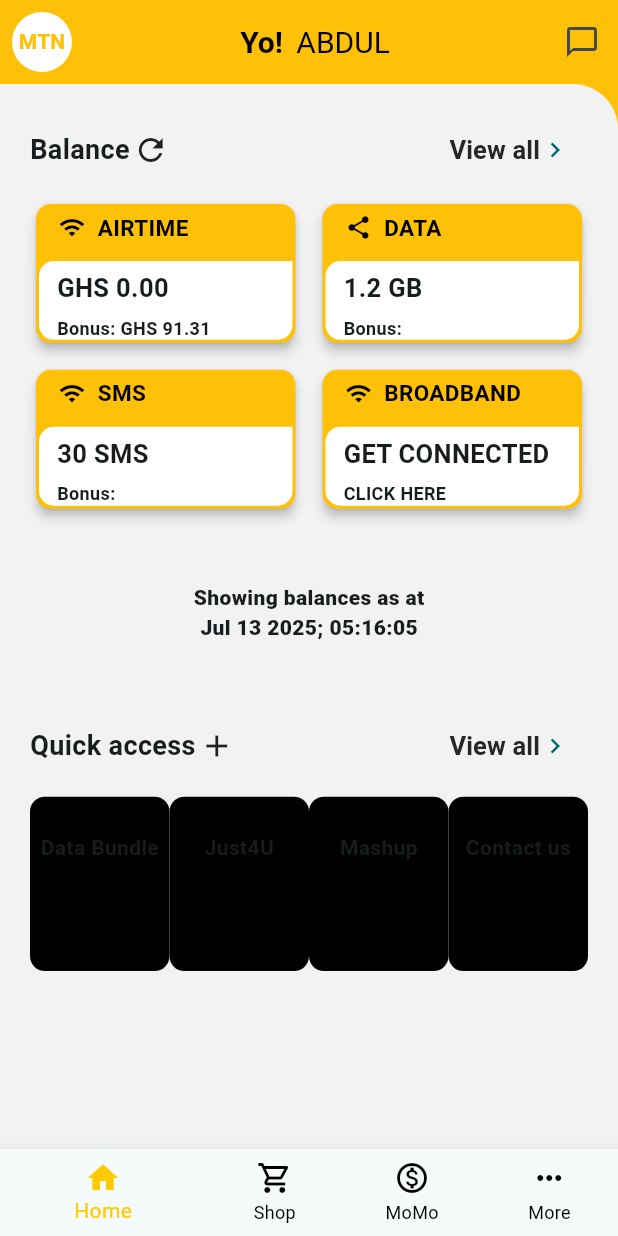
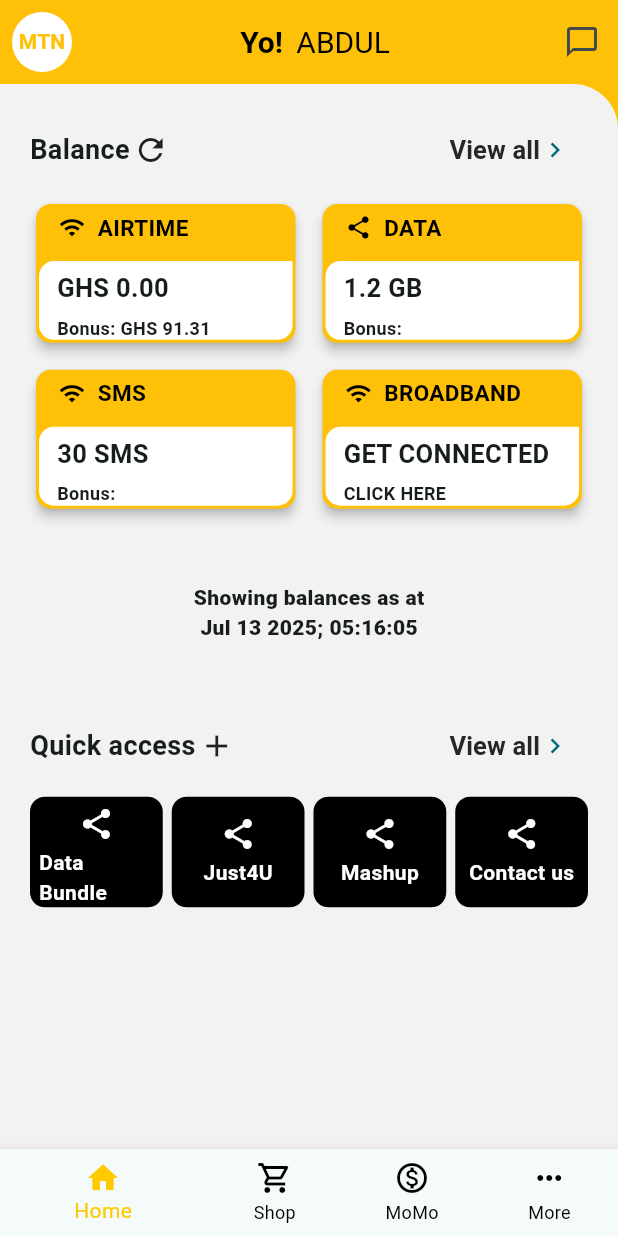
Before and after one commit to abdulwahabfuseini/flutter_app_demo, a Flutter app: the screen it shows after launch, on a phone screen of 412 x 824 dp. Run offline on Flutter 3.47's test engine with Material 3 defaults, Android fonts, the phone set to English and light mode, and no system bars.

Commit message:
Update Home_Screen Widget

```diff
--- a/lib/view/screens/home/home_screen.dart
+++ b/lib/view/screens/home/home_screen.dart
@@ -122,8 +122,9 @@
                       GridView.count(
                         crossAxisCount: 4,
                         mainAxisSpacing: 10,
+                        crossAxisSpacing: 6,
                         physics: const NeverScrollableScrollPhysics(),
-                        childAspectRatio: 0.8,
+                        childAspectRatio: 1.2,
                         shrinkWrap: true,
                         children: [
                           buildBalanceAccessCard((Icons.share), "Data Bundle"),
--- a/lib/view/screens/home/home_widgets.dart
+++ b/lib/view/screens/home/home_widgets.dart
@@ -113,14 +113,17 @@
 
 Widget buildBalanceAccessCard(IconData icon, String value) {
   return Container(
+    padding: EdgeInsets.all(6),
     decoration: BoxDecoration(
       color: Colors.black,
       borderRadius: BorderRadius.circular(10),
     ),
     child: Column(
+      mainAxisAlignment: MainAxisAlignment.center,
+      spacing: 4,
       children: [
-        Icon(icon),
-        Text(value, style: TextStyle(fontWeight: FontWeight.w700)),
+        Icon(icon, color: Colors.white,),
+        Text(value, style: TextStyle(fontWeight: FontWeight.w700, color: Colors.white)),
       ],
     ),
   );
```
